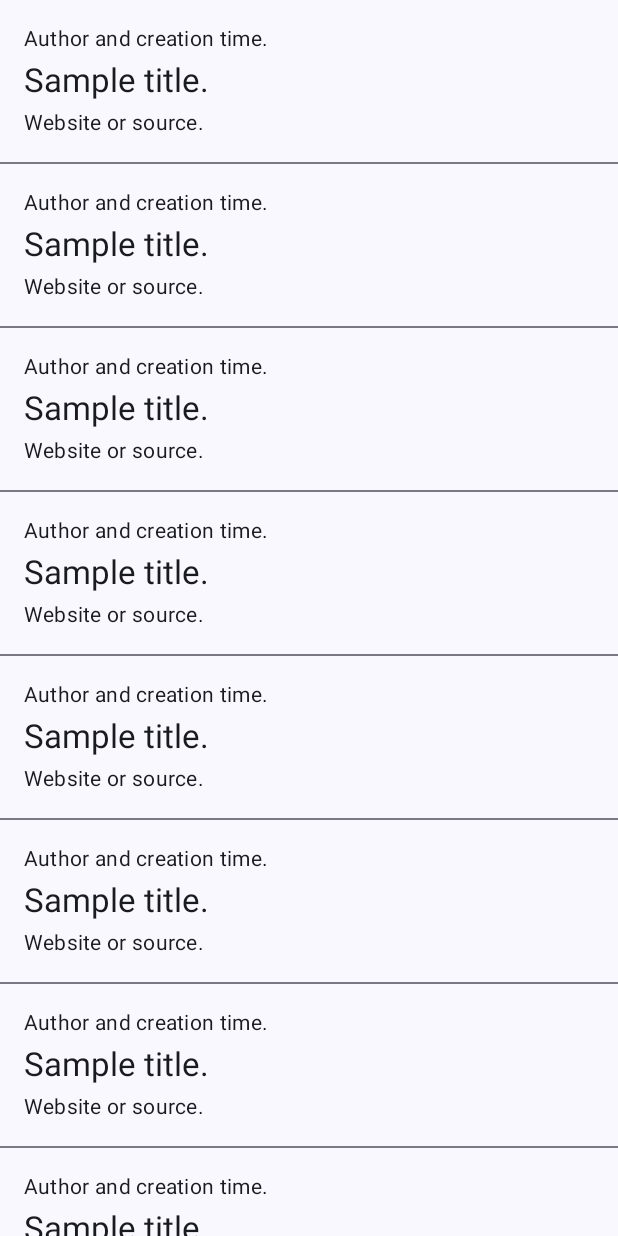
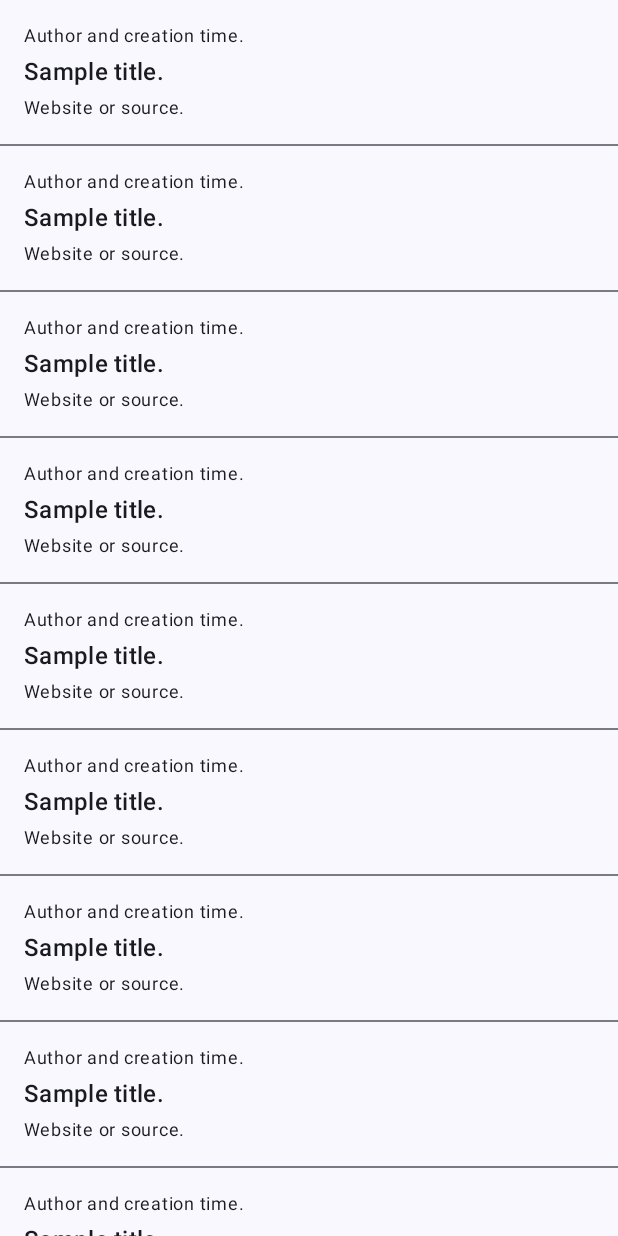
Before and after one commit to eneim/kiji-android, an Android app built with Jetpack Compose: the screen it shows after launch (MainActivity), on a phone screen of 412 x 824 dp. Run offline under Robolectric (Android 15) with nearby library versions, the phone set to English and light mode, and no system bars; our stand-ins replace Shimmer, accompanist, paging; libraries missing offline, so code that uses them is left out: coil.decode, io.github.aakira.napier; network calls fail; pictures from the network do not load; 7 statements that could not run were skipped.

Commit message:
Story cell is not smaller and more condense. Update theme and system UI color.

```diff
--- a/kiji/build.gradle
+++ b/kiji/build.gradle
@@ -64,8 +64,11 @@ dependencies {
     implementation("androidx.paging:paging-runtime-ktx:3.2.0-alpha02")
     implementation("androidx.paging:paging-compose:1.0.0-alpha16")
 
+    def accompanist_version = "0.26.2-beta"
     // If you're using Material, use accompanist-placeholder-material
-    implementation "com.google.accompanist:accompanist-placeholder-material:0.26.2-beta"
+    implementation("com.google.accompanist:accompanist-placeholder-material:$accompanist_version")
+    implementation("com.google.accompanist:accompanist-insets:$accompanist_version")
+    implementation("com.google.accompanist:accompanist-systemuicontroller:$accompanist_version")
 
     def coil_version = "2.2.1"
     implementation("io.coil-kt:coil:$coil_version")
--- a/kiji/src/main/java/dev/kiji/MainActivity.kt
+++ b/kiji/src/main/java/dev/kiji/MainActivity.kt
@@ -24,6 +24,7 @@ import androidx.activity.ComponentActivity
 import androidx.activity.compose.setContent
 import androidx.activity.viewModels
 import androidx.compose.foundation.layout.fillMaxSize
+import androidx.compose.foundation.layout.statusBarsPadding
 import androidx.compose.material3.MaterialTheme
 import androidx.compose.material3.Surface
 import androidx.compose.ui.Modifier
@@ -98,7 +99,7 @@ class MainActivity : ComponentActivity() {
         super.onCreate(savedInstanceState)
         WindowCompat.setDecorFitsSystemWindows(
             /* window = */ window,
-            /* decorFitsSystemWindows = */ true
+            /* decorFitsSystemWindows = */ false
         )
 
         setContent {
@@ -106,13 +107,15 @@ class MainActivity : ComponentActivity() {
             KijiTheme {
                 // A surface container using the 'background' color from the theme
                 Surface(
-                    modifier = Modifier.fillMaxSize(),
+                    modifier = Modifier
+                        .fillMaxSize()
+                        .statusBarsPadding(),
                     color = MaterialTheme.colorScheme.background
                 ) {
                     HackerNews(
                         data = rememberFlowWithLifecycle(flow = hackerViewsViewModel.feedData)
                             .collectAsLazyPagingItems(),
-                        currentTimeMillis = clockBroadcastReceiver.currentTimeMillis
+                        currentTimeMillis = clockBroadcastReceiver.currentTimeMillis,
                     ) {
                         Toast.makeText(context, "Clicked: ${it.data.iid}", Toast.LENGTH_SHORT)
                             .show()
--- a/kiji/src/main/java/dev/kiji/home/components/Story.kt
+++ b/kiji/src/main/java/dev/kiji/home/components/Story.kt
@@ -17,7 +17,6 @@
 package dev.kiji.home.components
 
 import android.text.format.DateUtils
-import android.util.Log
 import androidx.compose.foundation.clickable
 import androidx.compose.foundation.layout.*
 import androidx.compose.material3.MaterialTheme
@@ -43,6 +42,7 @@ import com.google.accompanist.placeholder.material.shimmer
 import dev.kiji.R
 import dev.kiji.core.data.entities.Story
 import dev.kiji.core.model.Action
+import io.github.aakira.napier.Napier
 
 @Composable
 fun Story(
@@ -97,10 +97,11 @@ fun Story(
         ) {
             Text(
                 text = data.header,
-                style = MaterialTheme.typography.bodyMedium.copy(
+                style = MaterialTheme.typography.labelMedium.copy(
                     platformStyle = PlatformTextStyle(
                         includeFontPadding = false
                     ),
+                    fontWeight = FontWeight.Normal
                 ),
                 maxLines = 1,
                 overflow = TextOverflow.Ellipsis,
@@ -113,7 +114,7 @@ fun Story(
 
             Text(
                 text = data.title,
-                style = MaterialTheme.typography.titleLarge,
+                style = MaterialTheme.typography.titleMedium,
                 modifier = Modifier
                     .fillMaxWidth()
                     .wrapContentHeight()
@@ -132,15 +133,14 @@ fun Story(
                                 .data(iconUrl)
                                 .crossfade(true)
                                 .listener(onError = { _, error ->
-                                    Log.w("Kiji_Coil", "Error: ${error.throwable}, URL: $iconUrl")
+                                    Napier.w("Error: ${error.throwable}, URL: $iconUrl")
                                 })
                                 .build(),
                             placeholder = painterResource(id = R.drawable.placeholder),
                             error = painterResource(id = R.drawable.placeholder),
                             contentDescription = null,
                             contentScale = ContentScale.Fit,
-                            modifier = Modifier
-                                .size(20.dp)
+                            modifier = Modifier.size(16.dp)
                         )
 
                         Spacer(modifier = Modifier.width(4.dp))
@@ -148,10 +148,11 @@ fun Story(
 
                     Text(
                         text = data.footer,
-                        style = MaterialTheme.typography.bodyMedium.copy(
+                        style = MaterialTheme.typography.labelMedium.copy(
                             platformStyle = PlatformTextStyle(
                                 includeFontPadding = false
                             ),
+                            fontWeight = FontWeight.Normal
                         ),
                         maxLines = 1,
                         overflow = TextOverflow.Ellipsis,
--- a/kiji/src/main/java/dev/kiji/home/hackernews/HackerNews.kt
+++ b/kiji/src/main/java/dev/kiji/home/hackernews/HackerNews.kt
@@ -19,6 +19,7 @@ package dev.kiji.home.hackernews
 import androidx.compose.foundation.lazy.LazyColumn
 import androidx.compose.material3.Divider
 import androidx.compose.runtime.Composable
+import androidx.compose.ui.Modifier
 import androidx.paging.compose.LazyPagingItems
 import androidx.paging.compose.items
 import dev.kiji.core.data.entities.Story
@@ -29,10 +30,12 @@ import dev.kiji.home.components.Story
 fun HackerNews(
     data: LazyPagingItems<Story>,
     currentTimeMillis: Long,
+    modifier: Modifier = Modifier,
     onAction: (Action<Story>) -> Unit,
 ) {
     LazyColumn(
         userScrollEnabled = data.itemCount > 0,
+        modifier = modifier,
     ) {
         if (data.itemCount == 0) {
             items(100) {
--- a/kiji/src/main/java/dev/kiji/home/hackernews/HackerNewsFeedPagingInteractor.kt
+++ b/kiji/src/main/java/dev/kiji/home/hackernews/HackerNewsFeedPagingInteractor.kt
@@ -19,8 +19,8 @@ package dev.kiji.home.hackernews
 import androidx.paging.Pager
 import androidx.paging.PagingConfig
 import androidx.paging.PagingData
+import dev.kiji.core.data.asResult
 import dev.kiji.core.data.entities.Story
-import dev.kiji.core.data.asResult
 import dev.kiji.core.data.hackernews.HackerNewsApi
 import dev.kiji.core.data.hackernews.HackerNewsStoryPagingSource
 import dev.kiji.core.domain.PagingDataInteractor
@@ -32,7 +32,7 @@ class HackerNewsFeedPagingInteractor(
 ) : PagingDataInteractor<HackerNewsFeedPagingInteractor.Params, Story>() {
 
     override suspend fun createObservable(params: Params): Flow<PagingData<Story>> {
-        val response = when (params.type) {
+        val getIds = when (params.type) {
             HackerNewsFeedType.TopStories -> api.getTopStories()
             HackerNewsFeedType.NewStories -> api.getNewStories()
             HackerNewsFeedType.AskStories -> api.getAskStories()
@@ -41,7 +41,7 @@ class HackerNewsFeedPagingInteractor(
             HackerNewsFeedType.ShowStories -> api.getShowStories()
         }
 
-        val ids: List<Long> = response.asResult().getOrThrow()
+        val ids: List<Long> = getIds.asResult().getOrThrow()
 
         return Pager(
             config = params.pagingConfig,
--- a/kiji/src/main/java/dev/kiji/ui/theme/Theme.kt
+++ b/kiji/src/main/java/dev/kiji/ui/theme/Theme.kt
@@ -22,10 +22,12 @@ import androidx.compose.foundation.isSystemInDarkTheme
 import androidx.compose.material3.*
 import androidx.compose.runtime.Composable
 import androidx.compose.runtime.SideEffect
+import androidx.compose.ui.graphics.Color
 import androidx.compose.ui.graphics.toArgb
 import androidx.compose.ui.platform.LocalContext
 import androidx.compose.ui.platform.LocalView
 import androidx.core.view.WindowCompat
+import com.google.accompanist.systemuicontroller.rememberSystemUiController
 
 private val DarkColorScheme = darkColorScheme(
     primary = Purple80,
@@ -66,7 +68,9 @@ fun KijiTheme(
     }
     val view = LocalView.current
     if (!view.isInEditMode) {
+        val systemUiController = rememberSystemUiController()
         SideEffect {
+            systemUiController.setSystemBarsColor(color = Color.Transparent)
             (view.context as Activity).window.statusBarColor = colorScheme.primary.toArgb()
             WindowCompat.getInsetsController((view.context as Activity).window, view)
                 .isAppearanceLightStatusBars = darkTheme
```
